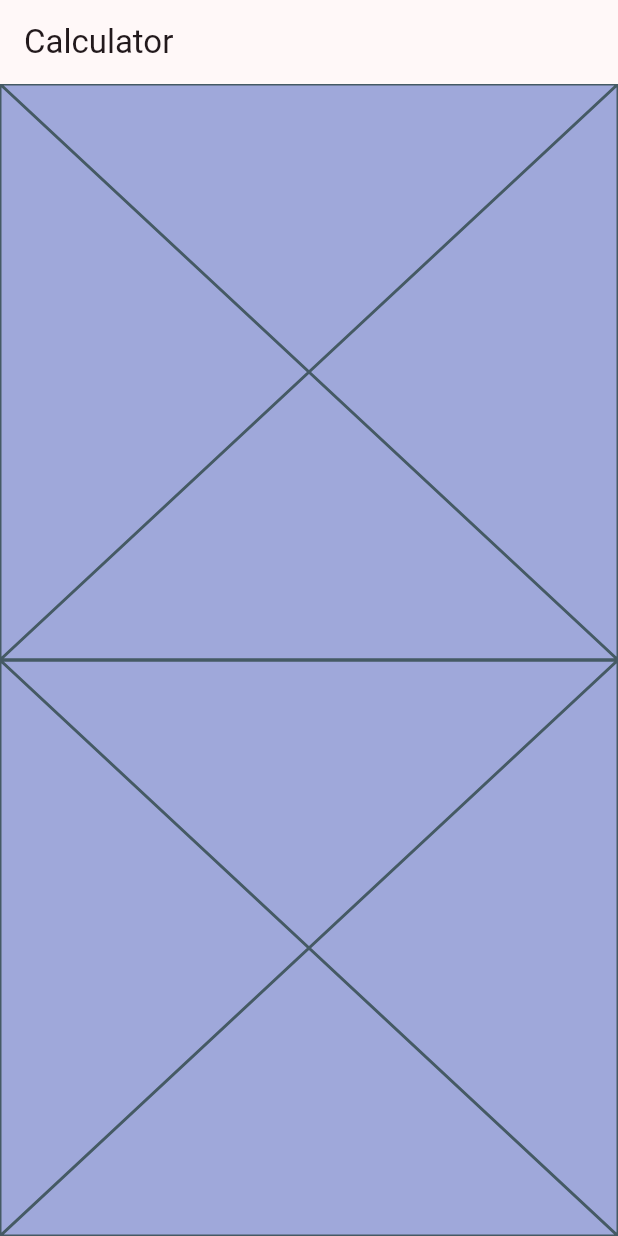
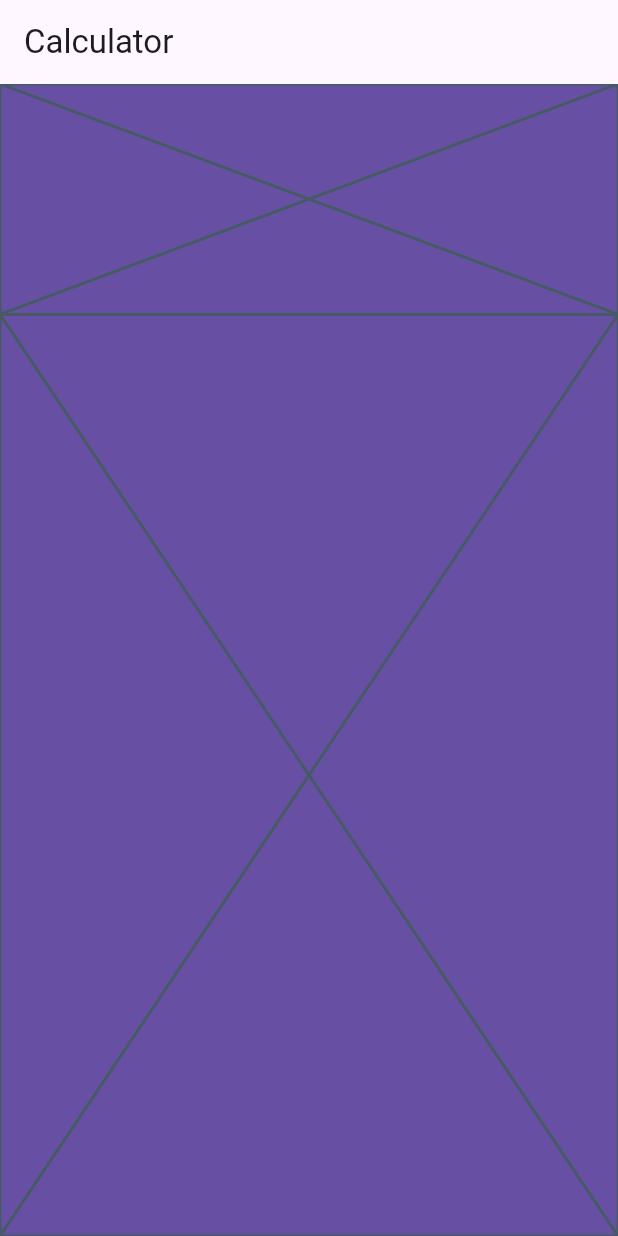
Before and after one commit to AMCCG/calculator, a Flutter app: the screen it shows after launch, on a phone screen of 412 x 824 dp. Run offline on Flutter 3.47's test engine with Material 3 defaults, Android fonts, the phone set to English and light mode, and no system bars; our stand-ins replace flutter_riverpod.

Commit message:
update theme

```diff
--- a/lib/calculator/calculator.dart
+++ b/lib/calculator/calculator.dart
@@ -12,16 +12,18 @@ class Calculator extends StatelessWidget {
   @override
   Widget build(BuildContext context) {
     return Container(
-      color: Colors.indigo[200],
+      color: Theme.of(context).primaryColor,
       width: MediaQuery.of(context).size.width,
       height: MediaQuery.of(context).size.height,
       child: Column(
         mainAxisAlignment: MainAxisAlignment.start,
         children: [
           Expanded(
+            flex: 1,
             child: Placeholder(),
           ),
           Expanded(
+            flex: 4,
             child: Placeholder(),
           ),
         ],
--- a/lib/main.dart
+++ b/lib/main.dart
@@ -13,10 +13,9 @@
   Widget build(BuildContext context) {
     return MaterialApp(
       title: 'Calculator',
-      theme: ThemeData(
-        colorScheme: ColorScheme.fromSeed(seedColor: Colors.black26),
-        useMaterial3: true,
-      ),
+      theme: ThemeData.light(),
+      darkTheme: ThemeData.dark(),
+      debugShowCheckedModeBanner: false,
       home: const MyHomePage(),
     );
   }
```
